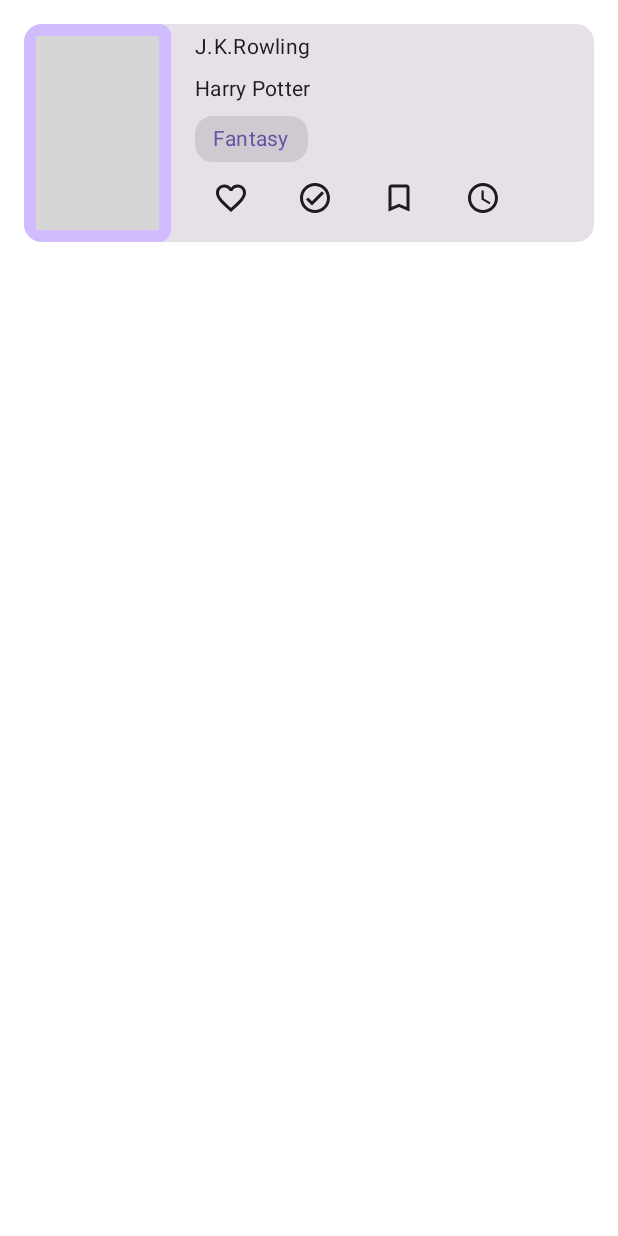
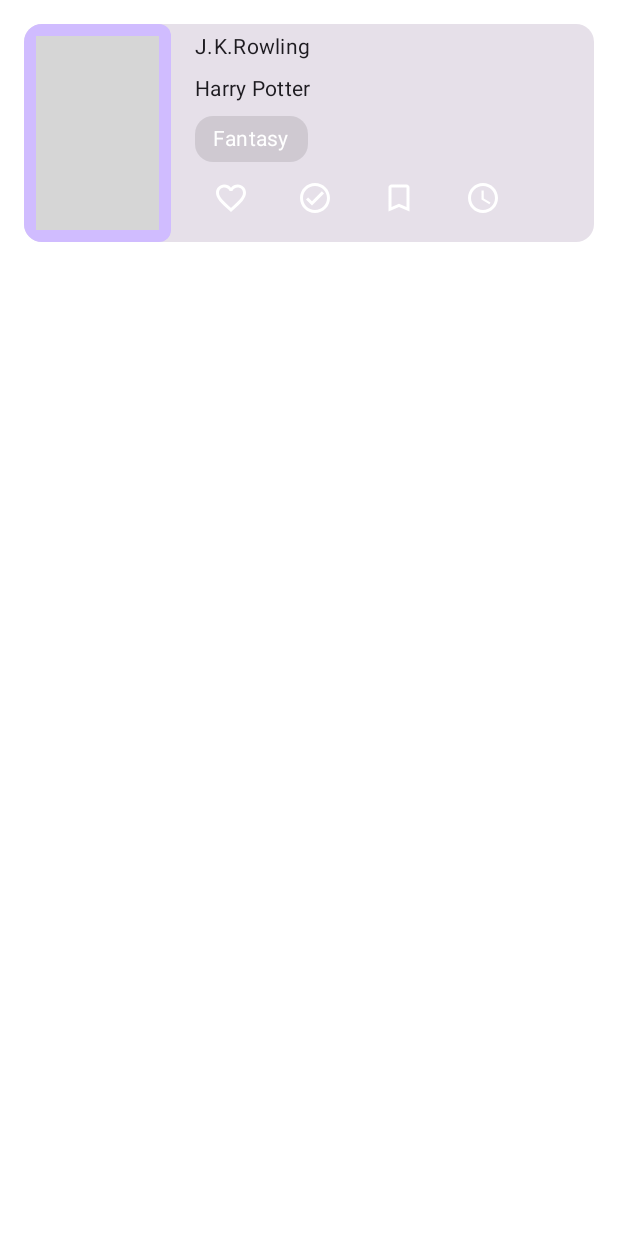
Before and after one commit to MTzenova/BiblioSphere, an Android app built with Jetpack Compose: the @Preview function ItemBookListPreview, on a phone screen of 412 x 824 dp. Run offline under Robolectric (Android 15) with nearby library versions, the phone set to English and light mode, and no system bars; network calls fail; pictures from the network do not load; grey boxes are pictures that could not be loaded.

Commit message:
arreglos visuales de colores y texto

```diff
--- a/app/src/main/java/com/example/bibliosphere/presentation/components/BookDetailCard.kt
+++ b/app/src/main/java/com/example/bibliosphere/presentation/components/BookDetailCard.kt
@@ -28,10 +28,10 @@
     initialStates: Set<BookState> = emptySet(),
     onStatesChanged: (Set<BookState>) -> Unit = {}
 ) {
-    Column{
+    Column(modifier = Modifier.fillMaxWidth().padding(0.dp)) {
         Box(
             modifier = Modifier
-                .padding(horizontal = 20.dp, vertical = 40.dp)
+                .padding(start = 20.dp, end = 20.dp, top = 40.dp, bottom = 15.dp)
                 .fillMaxWidth()
                 .clip(RoundedCornerShape(16.dp))
                 .background(MaterialTheme.colorScheme.primary),
@@ -76,7 +76,7 @@
                 .padding(bottom = 20.dp, start = 16.dp, end = 16.dp)
                 .fillMaxWidth()
                 .clip(RoundedCornerShape(16.dp))
-                .background(MaterialTheme.colorScheme.inversePrimary),
+                .background(MaterialTheme.colorScheme.onBackground),
             horizontalAlignment = Alignment.CenterHorizontally
         ){
             //añadir botones
--- a/app/src/main/java/com/example/bibliosphere/presentation/components/ItemBookList.kt
+++ b/app/src/main/java/com/example/bibliosphere/presentation/components/ItemBookList.kt
@@ -66,7 +66,7 @@
             .padding(start = 12.dp, end = 12.dp, top = 5.dp, bottom = 5.dp),
         contentAlignment = Alignment.Center
     ){
-        Text(text = type, style = MaterialTheme.typography.bodyMedium, color = MaterialTheme.colorScheme.primary)
+        Text(text = type, style = MaterialTheme.typography.bodyMedium, color = MaterialTheme.colorScheme.onPrimary)
     }
 }
 
--- a/app/src/main/java/com/example/bibliosphere/presentation/components/buttons/BookStateButtons.kt
+++ b/app/src/main/java/com/example/bibliosphere/presentation/components/buttons/BookStateButtons.kt
@@ -68,7 +68,7 @@
             Icon(
                 imageVector = if (buttonIsSelected) buttonIcon  else unselectedButtonIcon,
                 contentDescription = description,
-                tint = if(buttonIsSelected) MaterialTheme.colorScheme.primary else LocalContentColor.current
+                tint = if(buttonIsSelected) MaterialTheme.colorScheme.primary else MaterialTheme.colorScheme.onPrimary
             )
         }
     }
```
Also changed, not shown: app/src/main/java/com/example/bibliosphere/presentation/components/RatingBooks.kt (+9 -10 lines).
